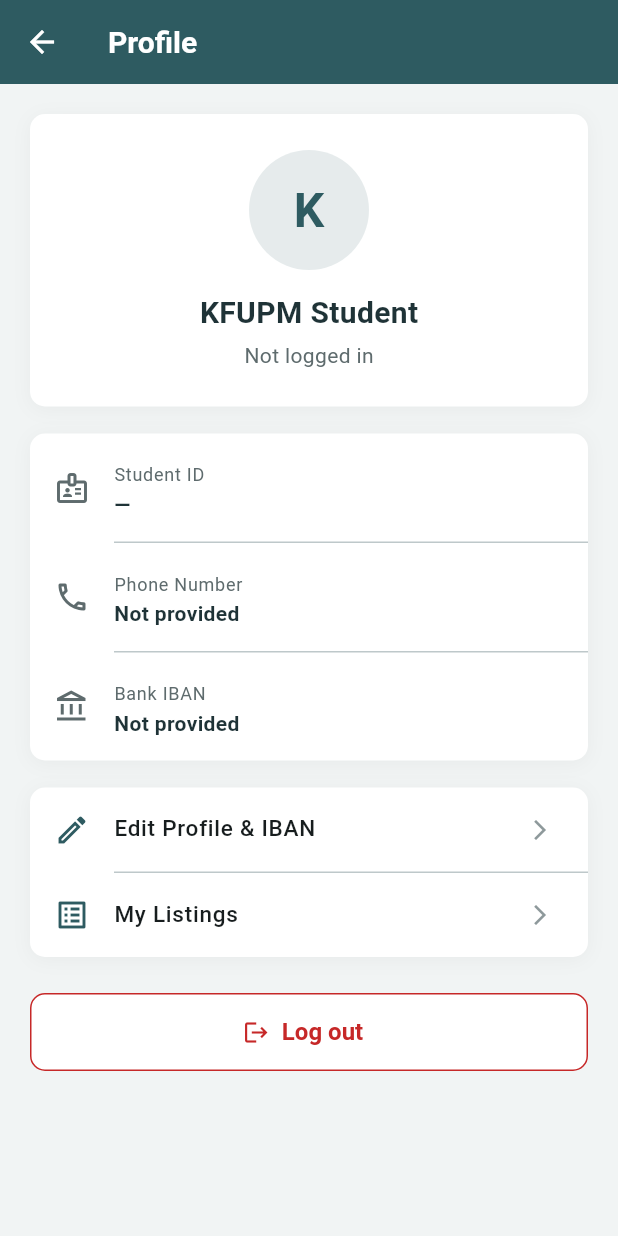
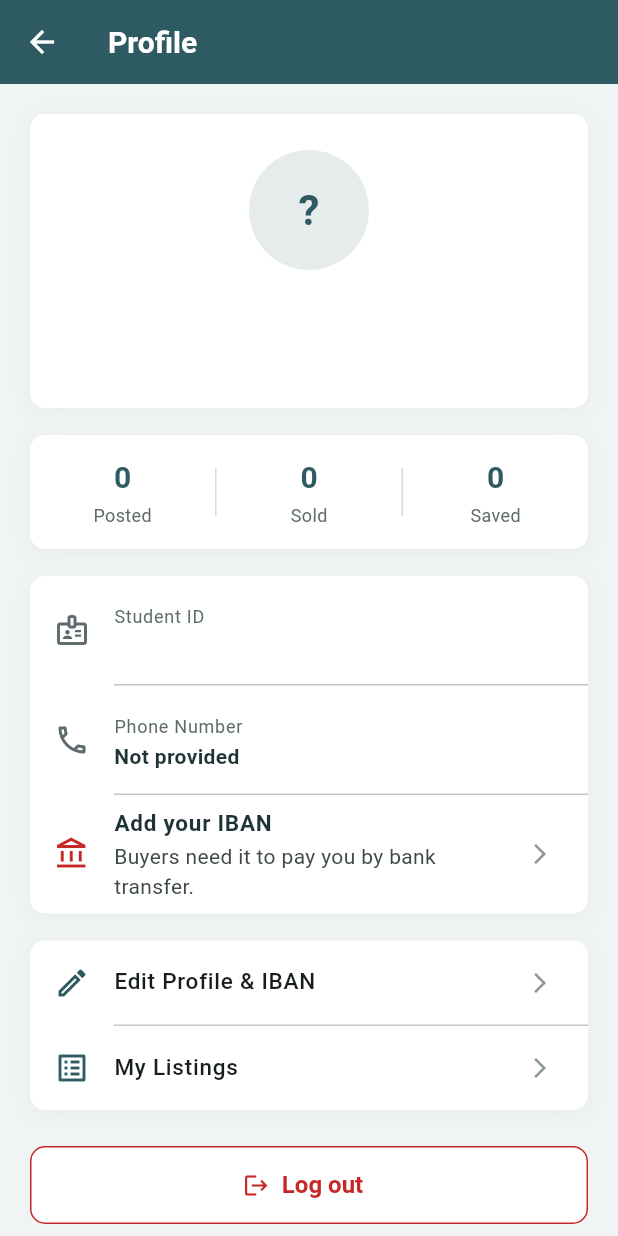
Before and after one commit to Abdulwahed25/SWE-463_project, a Flutter app: the ProfileScreen screen opened directly, on a phone screen of 412 x 824 dp. Run offline on Flutter 3.47's test engine with Material 3 defaults, Android fonts, the phone set to English and light mode, and no system bars; our stand-ins replace shared_preferences; accounts and stored records are empty.

Commit message:
Show activity stats and formatted phone and IBAN on Profile

```diff
--- a/lib/screens/profile_screen.dart
+++ b/lib/screens/profile_screen.dart
@@ -1,11 +1,17 @@
 import 'package:flutter/material.dart';
-import 'package:flutter/services.dart';
 import 'package:provider/provider.dart';
 
 import '../app_routes.dart';
+import '../models/user.dart';
 import '../providers/auth_provider.dart';
+import '../providers/listings_provider.dart';
 import '../theme.dart';
+import '../utils/iban.dart';
+import '../utils/phone.dart';
+import '../widgets/section_card.dart';
 
+/// Profile tab: the signed-in student's details, their activity on Souq,
+/// and links to Edit Profile and My Listings. Guests see a sign-in prompt.
 class ProfileScreen extends StatelessWidget {
   const ProfileScreen({super.key});
 
@@ -16,10 +22,7 @@
         title: const Text('Log out'),
         content: const Text('Are you sure you want to log out of Souq?'),
         actions: [
-          TextButton(
-            onPressed: () => Navigator.pop(ctx),
-            child: const Text('Cancel'),
-          ),
+          TextButton(onPressed: () => Navigator.pop(ctx), child: const Text('Cancel')),
           FilledButton(
             onPressed: () async {
               Navigator.pop(ctx);
@@ -36,156 +39,100 @@
 
   @override
   Widget build(BuildContext context) {
+    // watch = rebuild this screen whenever the user changes (e.g. after Edit Profile)
     final auth = context.watch<AuthProvider>();
-    if (!auth.isAuthenticated) {
+    final user = auth.user;
+
+    Widget body;
+    if (user == null && auth.isLoading) {
+      body = const Center(child: CircularProgressIndicator());
+    } else if (user == null) {
+      body = const _GuestProfile();
+    } else {
+      body = _UserProfile(user: user, onLogout: () => _confirmLogout(context));
+    }
+
     return Scaffold(
       backgroundColor: SouqColors.background,
       appBar: AppBar(title: const Text('Profile')),
-        body: _buildGuestProfile(context),
+      body: body,
     );
   }
+}
 
-    final user = auth.user;
-    final displayName = user?.name.isNotEmpty == true ? user!.name : 'KFUPM Student';
-    final email = user?.email.isNotEmpty == true ? user!.email : 'Not logged in';
-    final studentId = user?.studentId.isNotEmpty == true ? user!.studentId : '—';
-    final phone = user?.phone.isNotEmpty == true ? user!.phone : 'Not provided';
-    final iban = user?.iban.isNotEmpty == true ? user!.iban : 'Not provided';
+class _UserProfile extends StatelessWidget {
+  const _UserProfile({required this.user, required this.onLogout});
 
-    return Scaffold(
-      backgroundColor: SouqColors.background,
-      appBar: AppBar(
-        title: const Text('Profile'),
-      ),
-      body: SingleChildScrollView(
+  final User user;
+  final VoidCallback onLogout;
+
+  @override
+  Widget build(BuildContext context) {
+    final hasIban = user.iban.isNotEmpty;
+
+    return SingleChildScrollView(
       padding: const EdgeInsets.all(20),
       child: Column(
+        crossAxisAlignment: CrossAxisAlignment.stretch,
         children: [
-            // User Avatar Card
-            Container(
-              width: double.infinity,
-              padding: const EdgeInsets.symmetric(vertical: 24, horizontal: 16),
-              decoration: BoxDecoration(
-                color: Colors.white,
-                borderRadius: BorderRadius.circular(kSouqRadius),
-                boxShadow: [
-                  BoxShadow(
-                    color: Colors.black.withValues(alpha: 0.04),
-                    blurRadius: 10,
-                    offset: const Offset(0, 2),
-                  ),
-                ],
-              ),
+          _ProfileHeader(user: user),
+          const SizedBox(height: 18),
+          const _ActivityStats(),
+          const SizedBox(height: 18),
+
+          // Account details
+          SectionCard(
             child: Column(
               children: [
-                  CircleAvatar(
-                    radius: 40,
-                    backgroundColor: SouqColors.teal.withValues(alpha: 0.12),
-                    child: Text(
-                      displayName.isNotEmpty ? displayName[0].toUpperCase() : 'U',
-                      style: const TextStyle(
-                        fontSize: 32,
-                        fontWeight: FontWeight.bold,
-                        color: SouqColors.teal,
+                _InfoTile(icon: Icons.badge_outlined, label: 'Student ID', value: user.studentId),
+                const Divider(height: 1, indent: 56),
+                _InfoTile(
+                  icon: Icons.phone_outlined,
+                  label: 'Phone Number',
+                  value: user.phone.isEmpty ? 'Not provided' : formatPhoneForDisplay(user.phone),
                 ),
+                const Divider(height: 1, indent: 56),
+                if (hasIban)
+                  _InfoTile(
+                    icon: Icons.account_balance_outlined,
+                    label: 'Bank IBAN',
+                    value: formatIban(user.iban),
+                    trailing: IconButton(
+                      tooltip: 'Copy IBAN',
+                      icon: const Icon(Icons.copy_outlined, size: 18, color: SouqColors.teal),
+                      onPressed: () => copyIbanToClipboard(ScaffoldMessenger.of(context), user.iban),
                     ),
+                  )
+                else
+                  // No IBAN yet: remind the seller, buyers need it to pay them
+                  ListTile(
+                    leading: const Icon(Icons.account_balance_outlined, color: SouqColors.error),
+                    title: const Text(
+                      'Add your IBAN',
+                      style: TextStyle(fontWeight: FontWeight.w600, color: SouqColors.text),
                     ),
-                  const SizedBox(height: 14),
-                  Text(
-                    displayName,
-                    style: const TextStyle(
-                      fontSize: 20,
-                      fontWeight: FontWeight.bold,
-                      color: SouqColors.text,
-                    ),
-                  ),
-                  const SizedBox(height: 4),
-                  Text(
-                    email,
-                    style: const TextStyle(
-                      fontSize: 14,
-                      color: SouqColors.subText,
-                    ),
+                    subtitle: const Text('Buyers need it to pay you by bank transfer.'),
+                    trailing: const Icon(Icons.arrow_forward_ios, size: 16, color: SouqColors.hint),
+                    onTap: () => Navigator.pushNamed(context, AppRoutes.editProfile),
                   ),
               ],
             ),
           ),
           const SizedBox(height: 18),
 
-            // Profile Details Section
-            Container(
-              decoration: BoxDecoration(
-                color: Colors.white,
-                borderRadius: BorderRadius.circular(kSouqRadius),
-                boxShadow: [
-                  BoxShadow(
-                    color: Colors.black.withValues(alpha: 0.04),
-                    blurRadius: 10,
-                    offset: const Offset(0, 2),
-                  ),
-                ],
-              ),
+          // Quick actions
+          SectionCard(
             child: Column(
               children: [
-                  _InfoTile(
-                    icon: Icons.badge_outlined,
-                    label: 'Student ID',
-                    value: studentId,
-                  ),
-                  const Divider(height: 1, indent: 56),
-                  _InfoTile(
-                    icon: Icons.phone_outlined,
-                    label: 'Phone Number',
-                    value: phone,
-                  ),
-                  const Divider(height: 1, indent: 56),
-                  _InfoTile(
-                    icon: Icons.account_balance_outlined,
-                    label: 'Bank IBAN',
-                    value: iban,
-                    trailing: user?.iban.isNotEmpty == true
-                        ? IconButton(
-                            icon: const Icon(Icons.copy_outlined, size: 18, color: SouqColors.teal),
-                            onPressed: () {
-                              Clipboard.setData(ClipboardData(text: user!.iban));
-                              ScaffoldMessenger.of(context).showSnackBar(
-                                const SnackBar(content: Text('IBAN copied to clipboard')),
-                              );
-                            },
-                          )
-                        : null,
-                  ),
-                ],
-              ),
-            ),
-            const SizedBox(height: 18),
-
-            // Quick Actions Section
-            Container(
-              decoration: BoxDecoration(
-                color: Colors.white,
-                borderRadius: BorderRadius.circular(kSouqRadius),
-                boxShadow: [
-                  BoxShadow(
-                    color: Colors.black.withValues(alpha: 0.04),
-                    blurRadius: 10,
-                    offset: const Offset(0, 2),
-                  ),
-                ],
-              ),
-              child: Column(
-                children: [
-                  ListTile(
-                    leading: const Icon(Icons.edit_outlined, color: SouqColors.teal),
-                    title: const Text('Edit Profile & IBAN', style: TextStyle(fontWeight: FontWeight.w500)),
-                    trailing: const Icon(Icons.arrow_forward_ios, size: 16, color: SouqColors.hint),
+                _ActionTile(
+                  icon: Icons.edit_outlined,
+                  title: 'Edit Profile & IBAN',
                   onTap: () => Navigator.pushNamed(context, AppRoutes.editProfile),
                 ),
                 const Divider(height: 1, indent: 56),
-                  ListTile(
-                    leading: const Icon(Icons.list_alt_outlined, color: SouqColors.teal),
-                    title: const Text('My Listings', style: TextStyle(fontWeight: FontWeight.w500)),
-                    trailing: const Icon(Icons.arrow_forward_ios, size: 16, color: SouqColors.hint),
+                _ActionTile(
+                  icon: Icons.list_alt_outlined,
+                  title: 'My Listings',
                   onTap: () => Navigator.pushNamed(context, AppRoutes.myListings),
                 ),
               ],
@@ -193,7 +140,6 @@
           ),
           const SizedBox(height: 24),
 
-            // Log Out Button
           OutlinedButton.icon(
             icon: const Icon(Icons.logout, color: SouqColors.error),
             label: const Text('Log out', style: TextStyle(color: SouqColors.error)),
@@ -201,14 +147,163 @@
               side: const BorderSide(color: SouqColors.error),
               backgroundColor: Colors.white,
             ),
-              onPressed: () => _confirmLogout(context),
+            onPressed: onLogout,
           ),
         ],
       ),
+    );
+  }
+}
+
+/// Avatar with the user's initials, name and email.
+class _ProfileHeader extends StatelessWidget {
+  const _ProfileHeader({required this.user});
+
+  final User user;
+
+  /// "Ayman Musalli" -> "AM", "Ayman" -> "A".
+  static String initials(String name) {
+    final parts = name.trim().split(RegExp(r'\s+')).where((p) => p.isNotEmpty).toList();
+    if (parts.isEmpty) return '?';
+    if (parts.length == 1) return parts.first[0].toUpperCase();
+    return (parts.first[0] + parts.last[0]).toUpperCase();
+  }
+
+  @override
+  Widget build(BuildContext context) {
+    return SectionCard(
+      padding: const EdgeInsets.symmetric(vertical: 24, horizontal: 16),
+      child: Column(
+        children: [
+          CircleAvatar(
+            radius: 40,
+            backgroundColor: SouqColors.teal.withValues(alpha: 0.12),
+            child: Text(
+              initials(user.name),
+              style: const TextStyle(fontSize: 28, fontWeight: FontWeight.bold, color: SouqColors.teal),
+            ),
+          ),
+          const SizedBox(height: 14),
+          Text(
+            user.name,
+            textAlign: TextAlign.center,
+            style: const TextStyle(fontSize: 20, fontWeight: FontWeight.bold, color: SouqColors.text),
+          ),
+          const SizedBox(height: 4),
+          Text(user.email, style: const TextStyle(fontSize: 14, color: SouqColors.subText)),
+        ],
       ),
     );
   }
-  Widget _buildGuestProfile(BuildContext context) {
+}
+
+/// Posted / Sold / Saved counts. They come from the shared ListingsProvider,
+/// so they update right away when the user posts, marks as sold, or saves.
+class _ActivityStats extends StatelessWidget {
+  const _ActivityStats();
+
+  @override
+  Widget build(BuildContext context) {
+    final listings = context.watch<ListingsProvider>();
+    final mine = listings.myListings;
+    final sold = mine.where((l) => l.isSold).length;
+    final loading = listings.isLoading;
+
+    String show(int n) => loading ? '–' : '$n';
+
+    return SectionCard(
+      padding: const EdgeInsets.symmetric(vertical: 14),
+      child: Row(
+        children: [
+          _StatItem(value: show(mine.length), label: 'Posted'),
+          const _StatDivider(),
+          _StatItem(value: show(sold), label: 'Sold'),
+          const _StatDivider(),
+          _StatItem(value: show(listings.favorites.length), label: 'Saved'),
+        ],
+      ),
+    );
+  }
+}
+
+class _StatItem extends StatelessWidget {
+  const _StatItem({required this.value, required this.label});
+
+  final String value;
+  final String label;
+
+  @override
+  Widget build(BuildContext context) {
+    return Expanded(
+      child: Column(
+        children: [
+          Text(
+            value,
+            style: const TextStyle(fontSize: 20, fontWeight: FontWeight.bold, color: SouqColors.teal),
+          ),
+          const SizedBox(height: 2),
+          Text(label, style: const TextStyle(fontSize: 12, color: SouqColors.subText)),
+        ],
+      ),
+    );
+  }
+}
+
+class _StatDivider extends StatelessWidget {
+  const _StatDivider();
+
+  @override
+  Widget build(BuildContext context) {
+    return Container(width: 1, height: 32, color: SouqColors.border);
+  }
+}
+
+class _ActionTile extends StatelessWidget {
+  const _ActionTile({required this.icon, required this.title, required this.onTap});
+
+  final IconData icon;
+  final String title;
+  final VoidCallback onTap;
+
+  @override
+  Widget build(BuildContext context) {
+    return ListTile(
+      leading: Icon(icon, color: SouqColors.teal),
+      title: Text(title, style: const TextStyle(fontWeight: FontWeight.w500)),
+      trailing: const Icon(Icons.arrow_forward_ios, size: 16, color: SouqColors.hint),
+      onTap: onTap,
+    );
+  }
+}
+
+class _InfoTile extends StatelessWidget {
+  const _InfoTile({required this.icon, required this.label, required this.value, this.trailing});
+
+  final IconData icon;
+  final String label;
+  final String value;
+  final Widget? trailing;
+
+  @override
+  Widget build(BuildContext context) {
+    return ListTile(
+      leading: Icon(icon, color: SouqColors.subText),
+      title: Text(label, style: const TextStyle(fontSize: 12, color: SouqColors.subText)),
+      subtitle: Text(
+        value,
+        style: const TextStyle(fontSize: 14, fontWeight: FontWeight.w600, color: SouqColors.text),
+      ),
+      trailing: trailing,
+    );
+  }
+}
+
+/// Shown on the Profile tab when browsing as a guest.
+class _GuestProfile extends StatelessWidget {
+  const _GuestProfile();
+
+  @override
+  Widget build(BuildContext context) {
     return Center(
       child: SingleChildScrollView(
         padding: const EdgeInsets.all(24),
@@ -218,24 +313,13 @@
             Container(
               width: 80,
               height: 80,
-              decoration: BoxDecoration(
-                color: SouqColors.teal.withValues(alpha: 0.1),
-                shape: BoxShape.circle,
-              ),
-              child: const Icon(
-                Icons.person_outline,
-                size: 44,
-                color: SouqColors.teal,
-              ),
+              decoration: BoxDecoration(color: SouqColors.teal.withValues(alpha: 0.1), shape: BoxShape.circle),
+              child: const Icon(Icons.person_outline, size: 44, color: SouqColors.teal),
             ),
             const SizedBox(height: 18),
             const Text(
               'Guest Account',
-              style: TextStyle(
-                fontSize: 22,
-                fontWeight: FontWeight.bold,
-                color: SouqColors.text,
-              ),
+              style: TextStyle(fontSize: 22, fontWeight: FontWeight.bold, color: SouqColors.text),
             ),
             const SizedBox(height: 8),
             const Text(
@@ -244,21 +328,10 @@
               style: TextStyle(fontSize: 14, color: SouqColors.subText),
             ),
             const SizedBox(height: 24),
-            Container(
-              padding: const EdgeInsets.all(16),
-              decoration: BoxDecoration(
-                color: Colors.white,
-                borderRadius: BorderRadius.circular(kSouqRadius),
-                boxShadow: [
-                  BoxShadow(
-                    color: Colors.black.withValues(alpha: 0.04),
-                    blurRadius: 10,
-                    offset: const Offset(0, 2),
-                  ),
-                ],
-              ),
+            const SectionCard(
+              padding: EdgeInsets.all(16),
               child: Column(
-                children: const [
+                children: [
                   _FeatureRow(icon: Icons.add_box_outlined, text: 'Post listings to sell items'),
                   SizedBox(height: 12),
                   _FeatureRow(icon: Icons.chat_bubble_outline, text: 'Chat and message sellers directly'),
@@ -295,39 +368,9 @@
         Icon(icon, size: 20, color: SouqColors.teal),
         const SizedBox(width: 12),
         Expanded(
-          child: Text(
-            text,
-            style: const TextStyle(fontSize: 13, color: SouqColors.text),
-          ),
+          child: Text(text, style: const TextStyle(fontSize: 13, color: SouqColors.text)),
         ),
       ],
     );
   }
 }
-
-class _InfoTile extends StatelessWidget {
-  const _InfoTile({
-    required this.icon,
-    required this.label,
-    required this.value,
-    this.trailing,
-  });
-
-  final IconData icon;
-  final String label;
-  final String value;
-  final Widget? trailing;
-
-  @override
-  Widget build(BuildContext context) {
-    return ListTile(
-      leading: Icon(icon, color: SouqColors.subText),
-      title: Text(label, style: const TextStyle(fontSize: 12, color: SouqColors.subText)),
-      subtitle: Text(
-        value,
-        style: const TextStyle(fontSize: 14, fontWeight: FontWeight.w600, color: SouqColors.text),
-      ),
-      trailing: trailing,
-    );
-  }
-}
--- /dev/null
+++ b/lib/widgets/section_card.dart
@@ -0,0 +1,33 @@
+import 'package:flutter/material.dart';
+
+import '../theme.dart';
+
+/// White rounded card with a soft shadow, used to group rows on the
+/// Profile and Edit Profile screens.
+///
+/// The child sits on a [Material] so that tapping a [ListTile] inside the
+/// card shows the ripple effect (a plain Container would hide it).
+class SectionCard extends StatelessWidget {
+  const SectionCard({super.key, required this.child, this.padding});
+
+  final Widget child;
+  final EdgeInsetsGeometry? padding;
+
+  @override
+  Widget build(BuildContext context) {
+    final radius = BorderRadius.circular(kSouqRadius);
+    return Container(
+      width: double.infinity,
+      decoration: BoxDecoration(
+        borderRadius: radius,
+        boxShadow: [BoxShadow(color: Colors.black.withValues(alpha: 0.04), blurRadius: 10, offset: const Offset(0, 2))],
+      ),
+      child: Material(
+        color: Colors.white,
+        borderRadius: radius,
+        clipBehavior: Clip.antiAlias,
+        child: padding == null ? child : Padding(padding: padding!, child: child),
+      ),
+    );
+  }
+}
```
Lines whose indentation alone changed are shown as unchanged.
